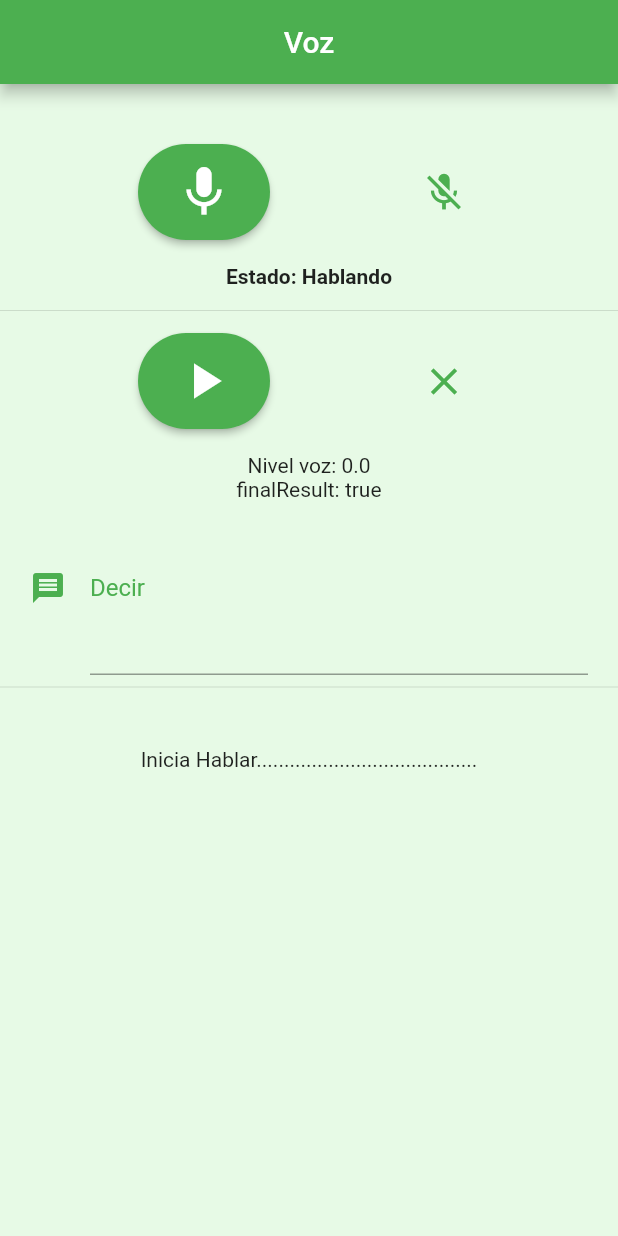
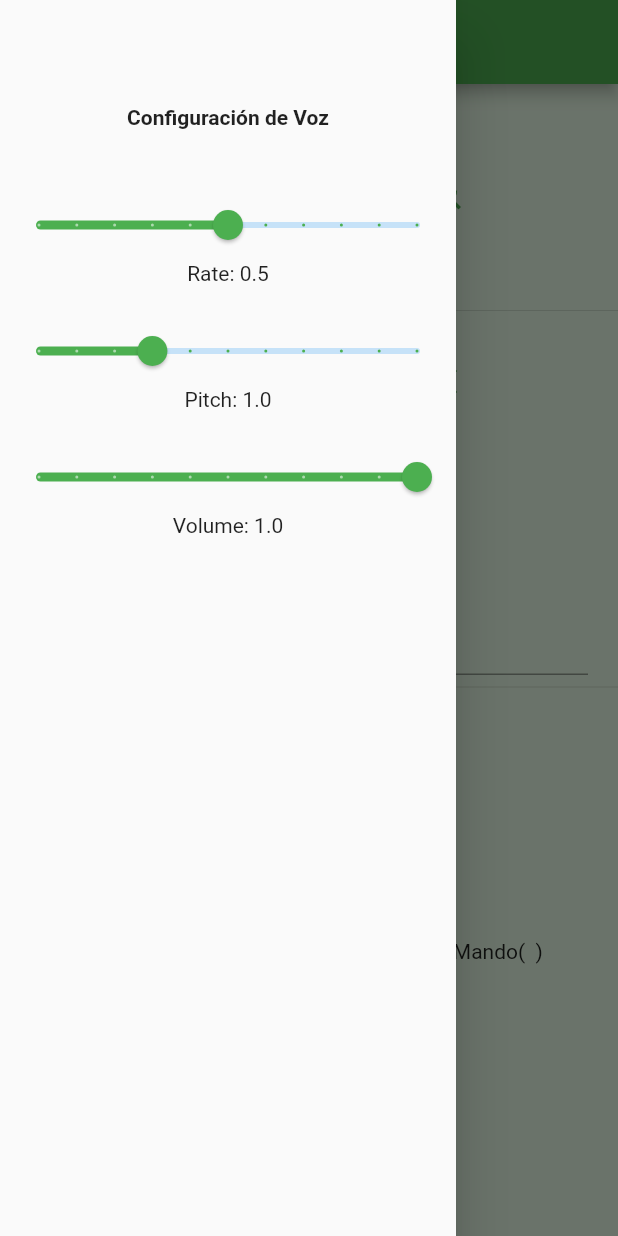
Before and after one commit to rrojas88/flut_voz, a Flutter app: the screen it shows after launch, with the side drawer open (before the commit the screen has no drawer), on a phone screen of 412 x 824 dp. Run offline on Flutter 3.47's test engine with Material 2 defaults, Android fonts, the phone set to English and light mode, and no system bars; our stand-ins replace flutter_tts, speech_to_text; statements that could not run were skipped.

Commit message:
Config speak

```diff
--- a/lib/ui/Funciones.dart
+++ b/lib/ui/Funciones.dart
@@ -1,4 +1,4 @@
-import 'package:flutter/material.dart';
+
 
 String verMes ( String numMes ){
   String mes = '';
--- a/lib/ui/Yobi.dart
+++ b/lib/ui/Yobi.dart
@@ -13,11 +13,13 @@ class Yobi {
 
   Function _speak;
   Function _oir;
+  Function _log;
 
 
   void buscandoMando( String _texto ){
     estado = 'BUSCANDO MANDO';
-    print("\n_________________________ $estado");
+    print("\n___________________ $estado");
+    log("___________________ $estado");
 
     _texto += '';
     texto = _texto.trim().toLowerCase();
@@ -40,6 +42,7 @@ class Yobi {
       /// Hay Mando.. recepción de Parametros
       if( accion != '' ){
         print('__> Ejecucion directa de ejecutaMando()');
+        log('__> Ejecucion directa de ejecutaMando()');
         ejecutaMando(  );
         return;
       }
@@ -47,6 +50,7 @@ class Yobi {
         for( Map m in mandos ){
           List <String> claves = m['claves'].split('|');
           //print('__> recorreMandos..');
+          log('__> recorreMandos..');
 
           if( ! hayAccion ){
 
@@ -57,6 +61,7 @@ class Yobi {
                 if( texto.contains( clave ) ){
                   // Encontrada la Clave
                   print( '__> Encontrada accion: ' + m['accion'] );
+                  log( '__> Encontrada accion: ' + m['accion'] );
                   mando = clonarMando( m );
                   accion = m['accion'];
 
@@ -90,6 +95,7 @@ class Yobi {
 
         if( ! hayAccion ){
           print("\n\n"+'__> Verificar si se encontró MANDO: $accion');
+          log('__> Verificar si se encontró MANDO: $accion');
         }
       }
     }
@@ -97,12 +103,14 @@ class Yobi {
 
   void ejecutaMando(  ){
     print("\n"+'== == == == == == == == == == >> ejecutaMando(  )');
+    log('== == == == == == == == == == >> ejecutaMando(  )');
     print('TEXTO: "$texto", del MANDO =>');
     print(mando);
     pideMas = false;
 
     if( mando['paso'] == 0 ){
       print('Entra PASO = 0');
+      log('Entra PASO = 0');
       mando['paso']++;
       mando['funcIni']();
     }
@@ -120,11 +128,13 @@ class Yobi {
       }
 
       print('Ejecutará.. el paso: ${paso.toString()}');
+      log('Ejecutará.. el paso: ${paso.toString()}');
       mando['funcPaso' + paso.toString() ]();
     }
     else{
-      print('...ELSE de ejecutaMando(  ).. FIN ?');
-      print('ACCION= $accion');
+      print('...ELSE de ejecutaMando(  ).. FIN . ACCION = $accion');
+      log('...ELSE de ejecutaMando(  ).. FIN . ACCION = $accion');
+
       mando['paso'] = 0;
 
         // Limpio Accion para ver si hay nuevo Mando
@@ -148,6 +158,9 @@ class Yobi {
   }
   void hablar(  ){
     _speak( texto, mando );
+  }
+  void log( String info ){
+    _log( info );
   }
   set nuevoMando( Map mando ){
     mandos.add( mando );
@@ -173,13 +186,15 @@ class Yobi {
 }
 
 
-void init ( Yobi yb, Function speak, Function oir ){
+void init ( Yobi yb, Function speak, Function oir, Function log ){
   print('Inicializando.. Yobi');
 
   yb._speak = speak;
   yb._oir = oir;
+  yb._log = log;
 
   iniMandos( yb );
+  yb.log('Init.. Yobi');
 
   yb.ejecutaMando(  );
 
--- a/lib/ui/index (copia).dart
+++ b/lib/ui/index (copia).dart
@@ -20,7 +20,7 @@ class _HomeState extends State<Home> {
   String _texto = '..nada aún';
 
   // ************************
-  bool _hasSpeech = false;
+  //bool _hasSpeech = false;
   double level = 0.0;
   String lastStatus = "";
   String _currentLocaleId = "";
@@ -54,7 +54,7 @@ class _HomeState extends State<Home> {
     if (!mounted) return;
 
     setState(() {
-      _hasSpeech = hasSpeech;
+      //_hasSpeech = hasSpeech;
     });
   }
 
--- a/lib/ui/index.dart
+++ b/lib/ui/index.dart
@@ -1,13 +1,14 @@
 import 'package:flutter/material.dart';
+import 'dart:async';
 
-import 'dart:async';
 import 'package:speech_to_text/speech_recognition_error.dart';
 import 'package:speech_to_text/speech_recognition_result.dart';
 import 'package:speech_to_text/speech_to_text.dart';
 
 import 'package:flutter_tts/flutter_tts.dart';
 
-import 'package:flut_voz/ui/Funciones.dart';
+import 'package:flut_voz/ui/setting.dart';
+//import 'package:flut_voz/ui/Funciones.dart';
 import 'package:flut_voz/ui/Yobi.dart';
 
 class Home extends StatefulWidget {
@@ -29,55 +30,67 @@ class _HomeState extends State<Home> {
 
   // ************************
   bool _finalResult = true;
-  bool _hasSpeech = false;
+  //bool _hasSpeech = false;
   double level = 0.0;
   String lastStatus = "";
-  String _currentLocaleId = "";
+  String _currentLocaleId = "es_ES";
   List<LocaleName> _localeNames = [];
   final SpeechToText speech = SpeechToText();
   // ************************
   final FlutterTts flutterTts = FlutterTts();
   // *****
   final Yobi yb = new Yobi();
+  //Yobi yb;
 
+  double _rate = 0.5;
+  double _pitch = 1.0;
+  double _volume = 1.0;
+  //Setting _setting;
+  Setting _setting = new Setting(configHabla: (){}  );
 
   @override
-  initState() {
+  void initState() {
     super.initState();
+    log('=== === initState()');
 
     initTodo();
   }
 
+  void configHabla(double rate, double pitch, double volume){
+    print('config => Rate:$_rate, Pitch:$_pitch');
+    _rate = rate;
+    _pitch = pitch;
+    _volume = volume;
+    setState(() {   });
+  }
+
   Future<void> initTodo() async {
+    log('=== === initTodo()');
+
+    _setting.configHabla = configHabla;
+    log('=== === initTodo() x 2');
+
     print('*** Inicializado Reconocimiento ... ');
     bool hasSpeech = await speech.initialize(
         onError: errorListener,
         onStatus: statusListener
     );
 
-    if (hasSpeech) {
-      _localeNames = await speech.locales();
-
-      var systemLocale = await speech.systemLocale();
-      _currentLocaleId = systemLocale.localeId;
-
-      //print('_currentLocaleId === $_currentLocaleId');
-    }
-
-    if (!mounted) return;
-
-    print('*** Inicializado Habla ... ');
+    log('*** Inicializado Habla ... ');
     flutterTts.setCompletionHandler(() {
       statusListener('No hablando');
 
       _continuarDespuesDeHablar();
     });
 
+    log('=== === initTodo() x 6');
     // ******
-    init( yb, _speak, startOir );
+    //yb = new Yobi();
+
+    init( yb, _speak, startOir, log );
 
     setState(() {
-      _hasSpeech = hasSpeech;
+      //_hasSpeech = hasSpeech;
     });
   }
 
@@ -89,6 +102,7 @@ class _HomeState extends State<Home> {
         centerTitle: true,
         backgroundColor: Colors.green,
       ),
+      drawer: _crearSetting(),
       backgroundColor: Color.fromRGBO(231, 250, 230, 1.0),
       body: SingleChildScrollView( // Corrige Error que no quepa en Pantalla !!!!!
         child: Container(
@@ -108,11 +122,18 @@ class _HomeState extends State<Home> {
               Text('finalResult: $_finalResult'),
               _crearCampoTexto(),
               Divider(),
+              _crearBotonInicializar(),
               Text(_strLogg )
             ],
           ),
         ),
       ),
+    );
+  }
+
+  Widget _crearSetting(){
+    return Drawer(
+      child: _setting,
     );
   }
 
@@ -205,6 +226,18 @@ class _HomeState extends State<Home> {
       }
     );
   }
+  Widget _crearBotonInicializar() {
+    return IconButton(
+      icon: Icon( Icons.speaker_phone ),
+      iconSize: 30.0,
+      color: Colors.green,
+      tooltip: 'Inicializar',
+      onPressed: () {
+        log('=== === === Inicializando todo..');
+        initTodo();
+      }
+    );
+  }
 
   // ******************************************************************
   void startOir() {
@@ -283,7 +316,13 @@ class _HomeState extends State<Home> {
 
     if( _finalResult ){
       log('Termina de oir -> yb.buscandoMando( _texto )');
-      yb.buscandoMando( _texto );
+      try {
+        yb.buscandoMando( _texto );
+        log('Pasa por buscandoMando() ');
+      } catch (e) {
+        print( e.toString() );
+        log( e.toString() );
+      }
     }
   }
 
@@ -319,6 +358,7 @@ class _HomeState extends State<Home> {
   Future _speak( String _texto, dynamic mando ) async {
     print("\nInicia Hablar........................................");
     log("\nInicia Hablar........................................");
+    print('Habla => Rate:$_rate, Pitch:$_pitch');
 
 
     print('-> Dira ====> $_texto');
@@ -331,9 +371,9 @@ class _HomeState extends State<Home> {
     //await flutterTts.setLanguage("es-ES");
     await flutterTts.setLanguage("es-US");
 
-    await flutterTts.setSpeechRate(0.5);
-    await flutterTts.setVolume(1.0);
-    await flutterTts.setPitch(1.0);
+    await flutterTts.setSpeechRate( _rate );
+    await flutterTts.setVolume( _volume );
+    await flutterTts.setPitch( _pitch );
     await flutterTts.isLanguageAvailable("es-ES");
 
     var result = await flutterTts.speak( _texto );
@@ -359,6 +399,7 @@ class _HomeState extends State<Home> {
     if( yb.mando == null ){ // Viene de Reproducir Texto Manualmente
       // No hacer nada.. volver estado inicial
       print('--> => NO hay mando');
+      yb.accion = '';
 
     }
     else if( yb.mando['ejecutar'] ){ // Si Finaliza..pide algo mas
--- /dev/null
+++ b/lib/ui/setting.dart
@@ -0,0 +1,100 @@
+import 'package:flutter/material.dart';
+
+class Setting extends StatefulWidget {
+  Setting({Key key, this.configHabla }) : super(key: key);
+
+  //double rate;
+  //double volume;
+  //double pitch;
+  Function configHabla;
+
+
+  @override
+  _SettingState createState() => _SettingState();
+}
+
+class _SettingState extends State<Setting> {
+
+  double _rate = 0.5;
+  double _volume = 1.0;
+  double _pitch = 1.0;
+
+  double get rate => _rate;
+  double get volume => _volume;
+  double get pitch => _pitch;
+
+  @override
+  Widget build(BuildContext context) {
+    return SingleChildScrollView(
+       child: Center(
+         child: Column(
+           children: <Widget>[
+              SizedBox( height: 70.0 ),
+              Text('Configuración de Voz',
+              style: TextStyle( fontWeight: FontWeight.bold),
+              ),
+              SizedBox( height: 40.0 ),
+              _crearSliderRate(),
+              Text('Rate: $_rate'),
+              SizedBox( height: 20.0 ),
+              _crearSliderPitch(),
+              Text('Pitch: $_pitch'),
+              SizedBox( height: 20.0 ),
+              _crearSliderVolume(),
+              Text('Volume: $_volume'),
+              SizedBox( height: 20.0 ),
+           ],
+         ),
+       ),
+    );
+  }
+
+  Widget _crearSliderRate() {
+    return Slider(
+      activeColor: Colors.green,
+      label: _rate.toString(),
+      divisions: 10,
+      value: _rate,
+      min: 0.0,
+      max: 1.0,
+      onChanged: (valor){
+        widget.configHabla(valor, _pitch, _volume);
+        _rate = valor;
+        setState(() {  });
+      }
+    );
+  }
+  Widget _crearSliderPitch() {
+    return Slider(
+      activeColor: Colors.green,
+      label: _pitch.toString(),
+      divisions: 10,
+      value: _pitch,
+      min: 0.5,
+      max: 2.0,
+      onChanged: (valor){
+        widget.configHabla(_rate, valor, _volume);
+        _pitch = valor;
+        setState(() {  });
+      }
+    );
+  }
+  Widget _crearSliderVolume() {
+    return Slider(
+      activeColor: Colors.green,
+      label: _volume.toString(),
+      divisions: 10,
+      value: _volume,
+      min: 0.0,
+      max: 1.0,
+      onChanged: (valor){
+        widget.configHabla(_rate, _pitch, valor);
+        _volume = valor;
+        setState(() {  });
+      }
+    );
+  }
+
+
+
+}
```
Also changed, not shown: lib/ui/Mandos.dart (deleted, +0 -283 lines).
